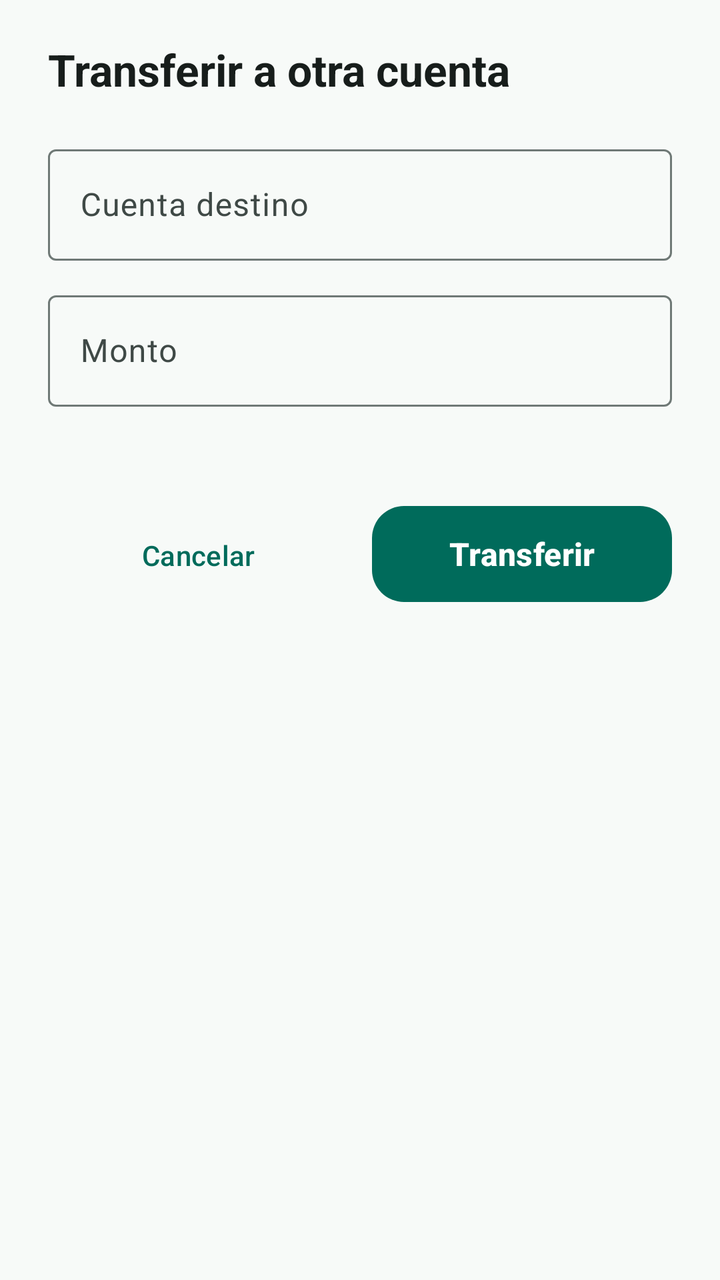
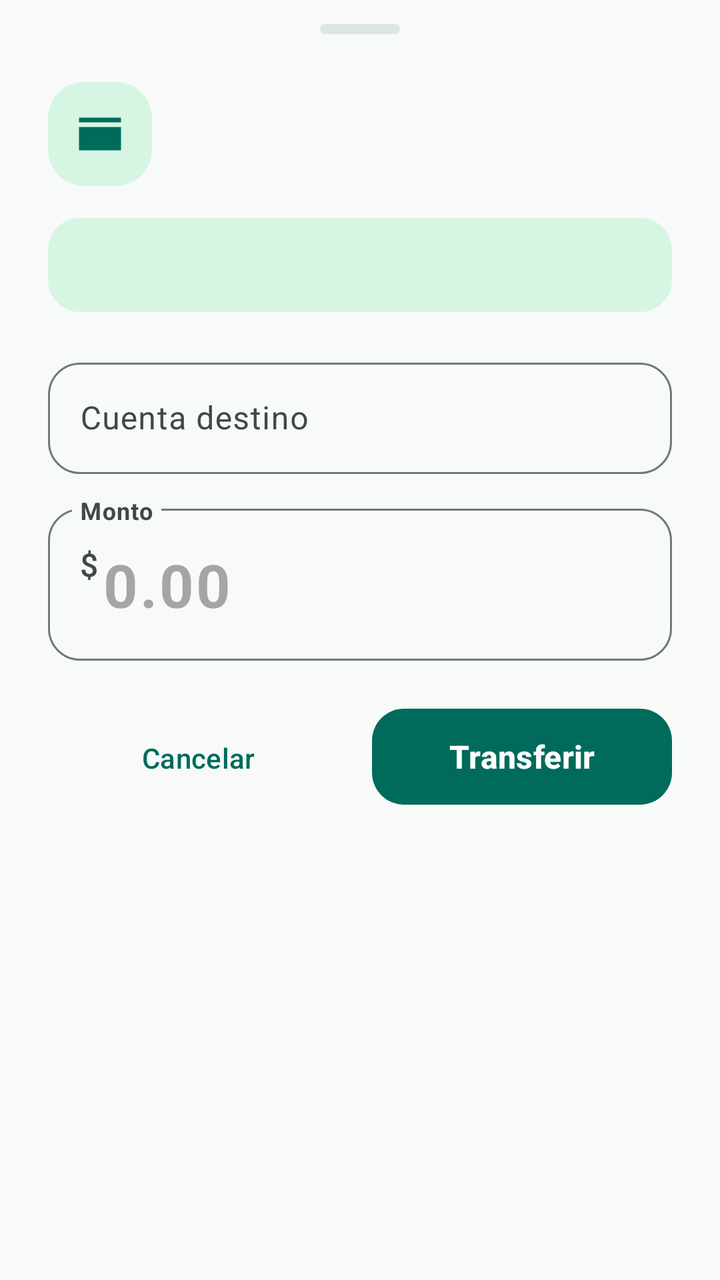

Two renders of the same Android screen: before a commit and after it. Below are the layout's source before the change and the commit's diff.
<!-- AndroidManifest.xml: application theme Theme.NexoPay -->
<!-- res/layout/sheet_transfer.xml -->
<?xml version="1.0" encoding="utf-8"?>
<LinearLayout xmlns:android="http://schemas.android.com/apk/res/android"
    xmlns:app="http://schemas.android.com/apk/res-auto"
    android:layout_width="match_parent"
    android:layout_height="wrap_content"
    android:orientation="vertical"
    android:paddingStart="24dp"
    android:paddingTop="20dp"
    android:paddingEnd="24dp"
    android:paddingBottom="28dp">

    <TextView
        android:layout_width="match_parent"
        android:layout_height="wrap_content"
        android:text="@string/transfer_sheet_title"
        android:textColor="@color/nexo_on_surface"
        android:textSize="22sp"
        android:textStyle="bold" />

    <com.google.android.material.textfield.TextInputLayout
        android:id="@+id/inputLayoutDestination"
        android:layout_width="match_parent"
        android:layout_height="wrap_content"
        android:layout_marginTop="20dp"
        android:hint="@string/transfer_sheet_destination">

        <com.google.android.material.textfield.TextInputEditText
            android:id="@+id/inputDestination"
            android:layout_width="match_parent"
            android:layout_height="wrap_content"
            android:imeOptions="actionNext"
            android:inputType="number"
            android:maxLength="8"
            android:singleLine="true" />
    </com.google.android.material.textfield.TextInputLayout>

    <com.google.android.material.textfield.TextInputLayout
        android:id="@+id/inputLayoutAmount"
        android:layout_width="match_parent"
        android:layout_height="wrap_content"
        android:layout_marginTop="12dp"
        android:hint="@string/transfer_sheet_amount"
        app:prefixText="S/ ">

        <com.google.android.material.textfield.TextInputEditText
            android:id="@+id/inputAmount"
            android:layout_width="match_parent"
            android:layout_height="wrap_content"
            android:imeOptions="actionDone"
            android:inputType="numberDecimal"
            android:maxLength="12"
            android:singleLine="true" />
    </com.google.android.material.textfield.TextInputLayout>

    <TextView
        android:id="@+id/textAvailable"
        android:layout_width="match_parent"
        android:layout_height="wrap_content"
        android:layout_marginTop="8dp"
        android:textColor="@color/nexo_on_surface_variant"
        android:textSize="13sp" />

    <TextView
        android:id="@+id/textError"
        android:layout_width="match_parent"
        android:layout_height="wrap_content"
        android:layout_marginTop="8dp"
        android:textColor="@color/nexo_danger"
        android:textSize="13sp"
        android:visibility="gone" />

    <LinearLayout
        android:layout_width="match_parent"
        android:layout_height="wrap_content"
        android:layout_marginTop="20dp"
        android:orientation="horizontal">

        <com.google.android.material.button.MaterialButton
            android:id="@+id/buttonCancel"
            style="@style/Widget.Material3.Button.TextButton"
            android:layout_width="0dp"
            android:layout_height="wrap_content"
            android:layout_weight="1"
            android:text="@string/common_cancel" />

        <com.google.android.material.button.MaterialButton
            android:id="@+id/buttonConfirm"
            style="@style/Widget.NexoPay.PrimaryButton"
            android:layout_width="0dp"
            android:layout_height="wrap_content"
            android:layout_marginStart="12dp"
            android:layout_weight="1"
            android:text="@string/transfer_sheet_confirm" />
    </LinearLayout>
</LinearLayout>
<!-- resources referenced by this layout -->
<resources>
  <string name="transfer_sheet_title">Transferir a otra cuenta</string>
  <style name="Theme.NexoPay" parent="Theme.Material3.Light.NoActionBar">
          <item name="colorPrimary">@color/nexo_primary</item>
          <item name="colorOnPrimary">@color/nexo_on_primary</item>
          <item name="colorPrimaryContainer">@color/nexo_primary_container</item>
          <item name="colorOnPrimaryContainer">@color/nexo_on_primary_container</item>
          <item name="colorSecondary">@color/nexo_secondary</item>
          <item name="colorOnSecondary">@color/nexo_on_secondary</item>
          <item name="colorSecondaryContainer">@color/nexo_secondary_container</item>
          <item name="colorOnSecondaryContainer">@color/nexo_on_secondary_container</item>
          <item name="colorSurface">@color/nexo_surface</item>
          <item name="colorOnSurface">@color/nexo_on_surface</item>
          <item name="colorSurfaceVariant">@color/nexo_surface_variant</item>
          <item name="colorOnSurfaceVariant">@color/nexo_on_surface_variant</item>
          <item name="colorOutline">@color/nexo_outline</item>
          <item name="colorError">@color/nexo_danger</item>
          <item name="colorOnError">@color/nexo_on_primary</item>
          <item name="android:colorBackground">@color/nexo_background</item>
          <item name="android:windowBackground">@color/nexo_background</item>
          <item name="android:statusBarColor">@android:color/transparent</item>
          <item name="android:navigationBarColor">@color/nexo_background</item>
          <item name="android:windowLightStatusBar">true</item>
          <item name="android:forceDarkAllowed" tools:targetApi="q">false</item>
      </style>
  <!-- unchanged entries left out for length: 20 -->
</resources>

<!-- the commit's change to res/layout/sheet_transfer.xml (unified diff, before → after) -->
@@ -1,21 +1,25 @@
 <?xml version="1.0" encoding="utf-8"?>
-<LinearLayout xmlns:android="http://schemas.android.com/apk/res/android"
+<androidx.core.widget.NestedScrollView xmlns:android="http://schemas.android.com/apk/res/android"
     xmlns:app="http://schemas.android.com/apk/res-auto"
+    android:layout_width="match_parent"
+    android:layout_height="wrap_content"
+    android:clipToPadding="false"
+    android:fillViewport="true">
+
+    <LinearLayout
     android:layout_width="match_parent"
     android:layout_height="wrap_content"
     android:orientation="vertical"
     android:paddingStart="24dp"
-    android:paddingTop="20dp"
+    android:paddingTop="12dp"
     android:paddingEnd="24dp"
     android:paddingBottom="28dp">
 
+    <include android:id="@+id/header" layout="@layout/view_wallet_sheet_header" />
+
     <TextView
-        android:layout_width="match_parent"
-        android:layout_height="wrap_content"
-        android:text="@string/transfer_sheet_title"
-        android:textColor="@color/nexo_on_surface"
-        android:textSize="22sp"
-        android:textStyle="bold" />
+        android:id="@+id/textAvailable"
+        style="@style/Widget.NexoPay.AvailableBalance" />
 
     <com.google.android.material.textfield.TextInputLayout
         android:id="@+id/inputLayoutDestination"
@@ -40,34 +44,22 @@
         android:layout_height="wrap_content"
         android:layout_marginTop="12dp"
         android:hint="@string/transfer_sheet_amount"
-        app:prefixText="S/ ">
+        app:expandedHintEnabled="false"
+        app:prefixText="@string/amount_sheet_currency">
 
         <com.google.android.material.textfield.TextInputEditText
             android:id="@+id/inputAmount"
             android:layout_width="match_parent"
             android:layout_height="wrap_content"
             android:imeOptions="actionDone"
+            android:hint="@string/amount_placeholder"
             android:inputType="numberDecimal"
+            android:minHeight="76dp"
+            android:textSize="30sp"
+            android:textStyle="bold"
             android:maxLength="12"
             android:singleLine="true" />
     </com.google.android.material.textfield.TextInputLayout>
-
-    <TextView
-        android:id="@+id/textAvailable"
-        android:layout_width="match_parent"
-        android:layout_height="wrap_content"
-        android:layout_marginTop="8dp"
-        android:textColor="@color/nexo_on_surface_variant"
-        android:textSize="13sp" />
-
-    <TextView
-        android:id="@+id/textError"
-        android:layout_width="match_parent"
-        android:layout_height="wrap_content"
-        android:layout_marginTop="8dp"
-        android:textColor="@color/nexo_danger"
-        android:textSize="13sp"
-        android:visibility="gone" />
 
     <LinearLayout
         android:layout_width="match_parent"
@@ -92,4 +84,64 @@
             android:layout_weight="1"
             android:text="@string/transfer_sheet_confirm" />
     </LinearLayout>
+    </LinearLayout>
+</androidx.core.widget.NestedScrollView>
+<!-- res/layout/view_wallet_sheet_header.xml (included above) -->
+<?xml version="1.0" encoding="utf-8"?>
+<LinearLayout xmlns:android="http://schemas.android.com/apk/res/android"
+    xmlns:app="http://schemas.android.com/apk/res-auto"
+    android:layout_width="match_parent"
+    android:layout_height="wrap_content"
+    android:orientation="vertical">
+
+    <View style="@style/Widget.NexoPay.SheetHandle" />
+
+    <LinearLayout
+        android:layout_width="match_parent"
+        android:layout_height="wrap_content"
+        android:gravity="center_vertical"
+        android:orientation="horizontal">
+
+        <com.google.android.material.card.MaterialCardView
+            android:layout_width="52dp"
+            android:layout_height="52dp"
+            app:cardBackgroundColor="@color/nexo_success_container"
+            app:cardCornerRadius="18dp"
+            app:cardElevation="0dp"
+            app:strokeWidth="0dp">
+
+            <ImageView
+                android:id="@+id/imageIcon"
+                android:layout_width="28dp"
+                android:layout_height="28dp"
+                android:layout_gravity="center"
+                android:contentDescription="@null"
+                android:src="@drawable/ic_wallet"
+                app:tint="@color/nexo_primary" />
+        </com.google.android.material.card.MaterialCardView>
+
+        <LinearLayout
+            android:layout_width="0dp"
+            android:layout_height="wrap_content"
+            android:layout_marginStart="14dp"
+            android:layout_weight="1"
+            android:orientation="vertical">
+
+            <TextView
+                android:id="@+id/textTitle"
+                android:layout_width="match_parent"
+                android:layout_height="wrap_content"
+                android:textColor="@color/nexo_on_surface"
+                android:textSize="22sp"
+                android:textStyle="bold" />
+
+            <TextView
+                android:id="@+id/textDescription"
+                android:layout_width="match_parent"
+                android:layout_height="wrap_content"
+                android:layout_marginTop="4dp"
+                android:textColor="@color/nexo_on_surface_variant"
+                android:textSize="13sp" />
+        </LinearLayout>
+    </LinearLayout>
 </LinearLayout>
<!-- resource entries referenced after the edit -->
@@ -1,6 +1,36 @@
 <!-- resources referenced by this layout -->
 <resources>
-  <string name="transfer_sheet_title">Transferir a otra cuenta</string>
+  <color name="nexo_success_container">#D7F5E3</color>
+  <!-- drawable ic_wallet (drawable) -->
+  <vector xmlns:android="http://schemas.android.com/apk/res/android"
+      android:width="24dp"
+      android:height="24dp"
+      android:viewportWidth="24"
+      android:viewportHeight="24">
+      <path
+          android:fillColor="#FFFFFF"
+          android:pathData="M21,7H3V5h18V7zM21,9H3v10h18V9zM16,12.5a1.5,1.5 0,1 0,0 3a1.5,1.5 0,1 0,0 -3z" />
+  </vector>
+  <string name="amount_placeholder">0.00</string>
+  <string name="amount_sheet_currency">$</string>
+  <style name="Widget.NexoPay.AvailableBalance" parent="">
+          <item name="android:layout_width">match_parent</item>
+          <item name="android:layout_height">wrap_content</item>
+          <item name="android:layout_marginTop">16dp</item>
+          <item name="android:background">@drawable/bg_soft_panel</item>
+          <item name="android:padding">14dp</item>
+          <item name="android:textColor">@color/nexo_primary_dark</item>
+          <item name="android:textSize">14sp</item>
+          <item name="android:textStyle">bold</item>
+      </style>
+  <style name="Widget.NexoPay.SheetHandle" parent="">
+          <item name="android:layout_width">40dp</item>
+          <item name="android:layout_height">5dp</item>
+          <item name="android:layout_gravity">center_horizontal</item>
+          <item name="android:layout_marginBottom">24dp</item>
+          <item name="android:background">@drawable/bg_sheet_handle</item>
+          <item name="android:importantForAccessibility">no</item>
+      </style>
   <style name="Theme.NexoPay" parent="Theme.Material3.Light.NoActionBar">
           <item name="colorPrimary">@color/nexo_primary</item>
           <item name="colorOnPrimary">@color/nexo_on_primary</item>
@@ -17,6 +47,8 @@
           <item name="colorOutline">@color/nexo_outline</item>
           <item name="colorError">@color/nexo_danger</item>
           <item name="colorOnError">@color/nexo_on_primary</item>
+          <item name="textInputStyle">@style/Widget.NexoPay.Input</item>
+          <item name="materialAlertDialogTheme">@style/ThemeOverlay.NexoPay.AlertDialog</item>
           <item name="android:colorBackground">@color/nexo_background</item>
           <item name="android:windowBackground">@color/nexo_background</item>
           <item name="android:statusBarColor">@android:color/transparent</item>
@@ -24,6 +56,33 @@
           <item name="android:windowLightStatusBar">true</item>
           <item name="android:forceDarkAllowed" tools:targetApi="q">false</item>
       </style>
+  <!-- drawable bg_soft_panel (drawable) -->
+  <?xml version="1.0" encoding="utf-8"?>
+  <shape xmlns:android="http://schemas.android.com/apk/res/android">
+      <solid android:color="@color/nexo_success_container" />
+      <corners android:radius="16dp" />
+  </shape>
+  <color name="nexo_primary_dark">#00453A</color>
+  <!-- drawable bg_sheet_handle (drawable) -->
+  <?xml version="1.0" encoding="utf-8"?>
+  <shape xmlns:android="http://schemas.android.com/apk/res/android">
+      <solid android:color="@color/nexo_surface_variant" />
+      <corners android:radius="4dp" />
+  </shape>
+  <style name="Widget.NexoPay.Input" parent="Widget.Material3.TextInputLayout.OutlinedBox">
+          <item name="boxCornerRadiusTopStart">16dp</item>
+          <item name="boxCornerRadiusTopEnd">16dp</item>
+          <item name="boxCornerRadiusBottomStart">16dp</item>
+          <item name="boxCornerRadiusBottomEnd">16dp</item>
+      </style>
+  <style name="ThemeOverlay.NexoPay.AlertDialog" parent="ThemeOverlay.Material3.MaterialAlertDialog">
+          <item name="colorSurface">@color/nexo_card</item>
+          <item name="shapeAppearanceMediumComponent">@style/ShapeAppearance.NexoPay.Dialog</item>
+      </style>
+  <color name="nexo_card">#FFFFFF</color>
+  <style name="ShapeAppearance.NexoPay.Dialog" parent="ShapeAppearance.Material3.Corner.Large">
+          <item name="cornerSize">28dp</item>
+      </style>
   <!-- unchanged entries left out for length: 20 -->
 </resources>
 
